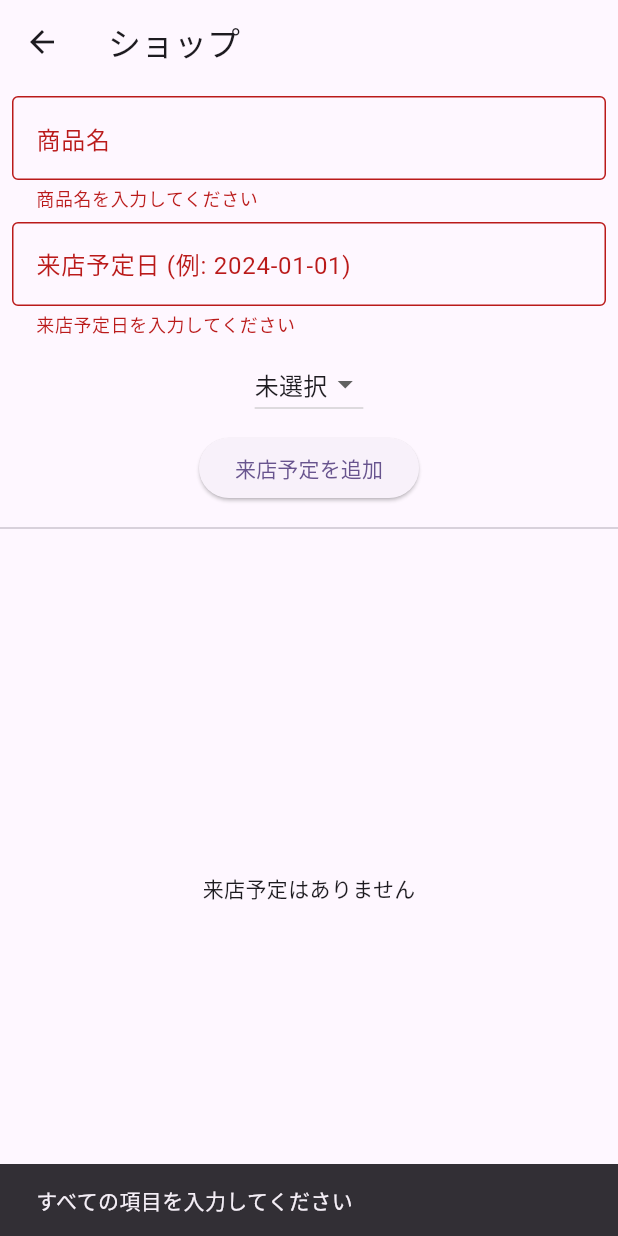
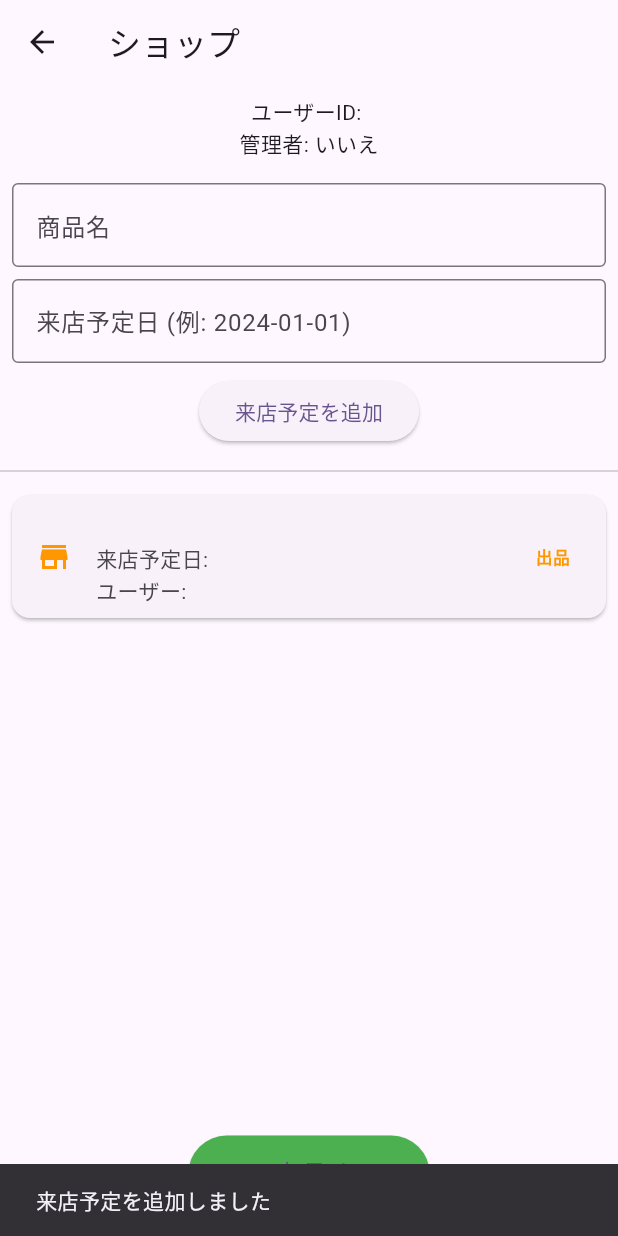
Before and after one commit to NazonoKansatugata/APUshion, a Flutter app: the ShopScreen screen opened directly, after a tap on "来店予定を追加", on a phone screen of 412 x 824 dp. Run offline on Flutter 3.47's test engine with Material 3 defaults, Android fonts, the phone set to English and light mode, and no system bars; our stand-ins replace cloud_firestore, file_picker, firebase_auth, firebase_core, firebase_storage, flutter_dotenv and 1 more; accounts and stored records are empty.

Commit message:
いまのうちに

```diff
--- a/lib/ui/shop/ShopScreen.dart
+++ b/lib/ui/shop/ShopScreen.dart
@@ -3,7 +3,7 @@ import 'package:cloud_firestore/cloud_firestore.dart';
 import 'package:firebase_auth/firebase_auth.dart';
 import 'package:provider/provider.dart';
 import 'package:apusion/ui/auth/view_model/auth_view_model.dart';
-import 'package:apusion/ui/shop/shop_model.dart';
+import 'package:apusion/ui/create/view/create_page.dart';
 
 class ShopScreen extends StatefulWidget {
   const ShopScreen({Key? key}) : super(key: key);
@@ -15,15 +15,8 @@ class ShopScreen extends StatefulWidget {
 class _ShopScreenState extends State<ShopScreen> {
   final TextEditingController _visitDateController = TextEditingController();
   final TextEditingController _productController = TextEditingController();
-  String _selectedStore = '未選択';
+  String _visitType = 'listing'; // デフォルトは "出品"
   final _formKey = GlobalKey<FormState>();
-
-  final List<String> _stores = [
-    '未選択',
-    '本店',
-    '支店A',
-    '支店B',
-  ];
 
   @override
   void dispose() {
@@ -37,103 +30,72 @@ class _ShopScreenState extends State<ShopScreen> {
     final user = FirebaseAuth.instance.currentUser;
     if (user == null) return;
 
-    if (_formKey.currentState!.validate() && _selectedStore != '未選択') {
-      ShopVisit visit = ShopVisit(
-        id: '',
-        userId: user.uid,
-        userName: user.displayName ?? '匿名ユーザー',
-        product: _productController.text,
-        visitDate: _visitDateController.text,
-        store: _selectedStore,
-        visitType: 'listing',
-        createdAt: Timestamp.now(),
-      );
+    await FirebaseFirestore.instance.collection('shopVisits').add({
+      'userId': user.uid,
+      'userName': user.displayName ?? '匿名ユーザー',
+      'visitDate': _visitDateController.text,
+      'product': _productController.text,
+      'visitType': _visitType, // 出品のみ
+      'createdAt': Timestamp.now(),
+    });
 
-      await FirebaseFirestore.instance
-          .collection('shopVisits')
-          .add(visit.toMap());
-
+    // フィールドをクリア
     _visitDateController.clear();
     _productController.clear();
-      setState(() {
-        _selectedStore = '未選択';
-      });
 
+    // スナックバーで通知
     ScaffoldMessenger.of(context).showSnackBar(
       const SnackBar(content: Text('来店予定を追加しました')),
-      );
-    } else {
-      ScaffoldMessenger.of(context).showSnackBar(
-        const SnackBar(content: Text('すべての項目を入力してください')),
-      );
-    }
-  }
-
-  /// 来店予定の削除
-  Future<void> _deleteVisit(String documentId) async {
-    await FirebaseFirestore.instance
-        .collection('shopVisits')
-        .doc(documentId)
-        .delete();
-
-    ScaffoldMessenger.of(context).showSnackBar(
-      const SnackBar(content: Text('来店予定を削除しました')),
     );
   }
 
   @override
   Widget build(BuildContext context) {
+    final authVM = context.watch<AuthViewModel>();
+    final bool isAdmin = authVM.isAdmin();
+    final user = FirebaseAuth.instance.currentUser;
+
+    if (user == null) {
+      return Scaffold(
+        appBar: AppBar(title: const Text("ショップ")),
+        body: const Center(child: Text("ログインしてください")),
+      );
+    }
+
     return Scaffold(
       appBar: AppBar(title: const Text("ショップ")),
       body: Column(
         children: [
-          Form(
-            key: _formKey,
-            child: Padding(
+          // デバッグ情報の表示
+          Padding(
             padding: const EdgeInsets.all(8.0),
             child: Column(
               children: [
-                  TextFormField(
+                Text("ユーザーID: ${user.uid}"),
+                Text("管理者: ${isAdmin ? 'はい' : 'いいえ'}"),
+              ],
+            ),
+          ),
+
+          // 来店予定の入力フォーム
+          Padding(
+            padding: const EdgeInsets.all(8.0),
+            child: Column(
+              children: [
+                TextField(
                   controller: _productController,
                   decoration: const InputDecoration(
                     labelText: '商品名',
                     border: OutlineInputBorder(),
                   ),
-                    validator: (value) {
-                      if (value == null || value.isEmpty) {
-                        return '商品名を入力してください';
-                      }
-                      return null;
-                    },
                 ),
                 const SizedBox(height: 8),
-                  TextFormField(
+                TextField(
                   controller: _visitDateController,
                   decoration: const InputDecoration(
                     labelText: '来店予定日 (例: 2024-01-01)',
                     border: OutlineInputBorder(),
                   ),
-                    validator: (value) {
-                      if (value == null || value.isEmpty) {
-                        return '来店予定日を入力してください';
-                      }
-                      return null;
-                    },
-                  ),
-                  const SizedBox(height: 8),
-                  DropdownButton<String>(
-                    value: _selectedStore,
-                    onChanged: (String? newValue) {
-                      setState(() {
-                        _selectedStore = newValue!;
-                      });
-                    },
-                    items: _stores.map<DropdownMenuItem<String>>((String value) {
-                      return DropdownMenuItem<String>(
-                        value: value,
-                        child: Text(value),
-                      );
-                    }).toList(),
                 ),
                 const SizedBox(height: 8),
                 ElevatedButton(
@@ -143,8 +105,9 @@ class _ShopScreenState extends State<ShopScreen> {
               ],
             ),
           ),
-          ),
           const Divider(),
+
+          // 来店予定リスト
           Expanded(
             child: StreamBuilder<QuerySnapshot>(
               stream: FirebaseFirestore.instance
@@ -159,21 +122,71 @@ class _ShopScreenState extends State<ShopScreen> {
                   return const Center(child: Text("来店予定はありません"));
                 }
 
-                var visits = snapshot.data!.docs
-                    .map((doc) => ShopVisit.fromDocument(doc))
-                    .toList();
+                var visits = snapshot.data!.docs;
+
+                // デバッグ用: 取得したデータをすべて表示
+                for (var visit in visits) {
+                  debugPrint('取得データ: ${visit.data()}');
+                }
 
                 return ListView.builder(
                   itemCount: visits.length,
                   itemBuilder: (context, index) {
-                    var visit = visits[index];
-                    return ListTile(
-                      title: Text(visit.product),
-                      subtitle: Text("来店予定日: ${visit.visitDate}"),
+                    var visit = visits[index].data() as Map<String, dynamic>;
+
+                    return Card(
+                      margin: const EdgeInsets.all(8),
+                      child: ListTile(
+                        leading: Icon(
+                          visit['visitType'] == 'listing'
+                              ? Icons.store
+                              : Icons.error,
+                          color: visit['visitType'] == 'listing'
+                              ? Colors.orange
+                              : Colors.red,
+                        ),
+                        title: Text(visit['product'] ?? '商品名なし'),
+                        subtitle: Column(
+                          crossAxisAlignment: CrossAxisAlignment.start,
+                          children: [
+                            Text("来店予定日: ${visit['visitDate']}"),
+                            Text("ユーザー: ${visit['userName']}"),
+                          ],
+                        ),
+                        trailing: Text(
+                          '出品',
+                          style: const TextStyle(
+                            color: Colors.orange,
+                            fontWeight: FontWeight.bold,
+                          ),
+                        ),
+                      ),
                     );
                   },
                 );
               },
+            ),
+          ),
+
+          // 出品するボタン
+          Padding(
+            padding: const EdgeInsets.all(16.0),
+            child: ElevatedButton.icon(
+              onPressed: () {
+                Navigator.push(
+                  context,
+                  MaterialPageRoute(
+                    builder: (context) => CreateScreen(profileId: null),
+                  ),
+                );
+              },
+              icon: const Icon(Icons.add),
+              label: const Text('出品する'),
+              style: ElevatedButton.styleFrom(
+                backgroundColor: Colors.green,
+                padding: const EdgeInsets.symmetric(horizontal: 32, vertical: 12),
+                textStyle: const TextStyle(fontSize: 18),
+              ),
             ),
           ),
         ],
```
Also changed, not shown: lib/ui/create/view/create_page.dart (+51 -11 lines), lib/ui/create/view_model/create_view_model.dart (+103 -25 lines). Lines whose indentation alone changed are shown as unchanged.
